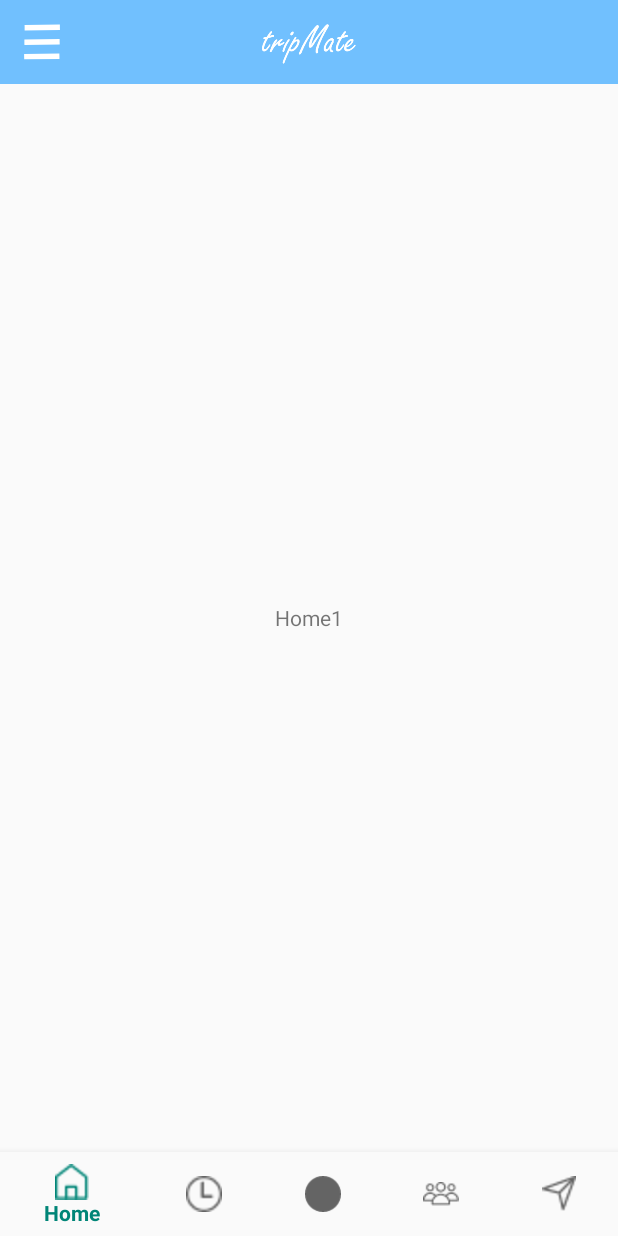
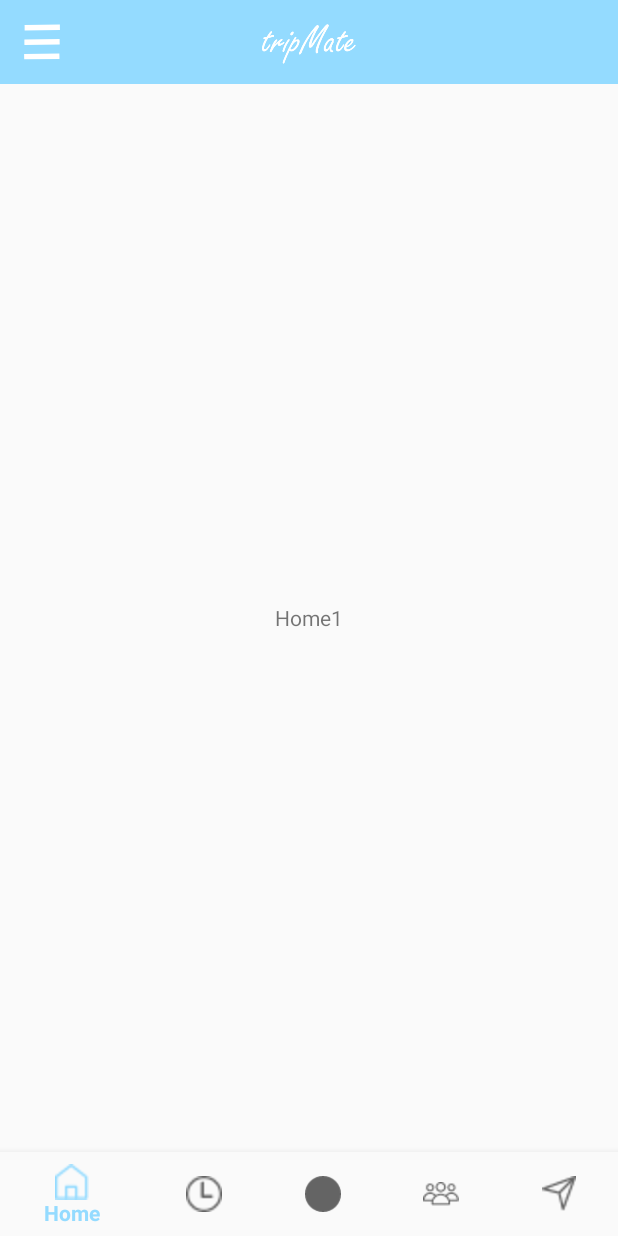
Before and after one commit to jec1128/myTripMate, an Android app: the MainActivity screen opened directly, with no data from a screen before it, on a phone screen of 412 x 824 dp. Run offline under Robolectric (Android 15) with nearby library versions, the phone set to English and light mode, and no system bars; libraries missing offline, so code that uses them is left out: com.skt; 1 statement that could not run was skipped.

Commit message:
10.28 16:16 테스트 겸 업로드 - 최승완

```diff
--- a/app/src/main/java/com/example/tripmate/Intro1Activity.java
+++ b/app/src/main/java/com/example/tripmate/Intro1Activity.java
@@ -26,14 +26,14 @@ public class Intro1Activity extends Activity {
     @Override
     protected void onResume() {
         super.onResume();
-       // 다시 화면에 들어왔을 때 예약 걸어주기
+        // 다시 화면에 들어왔을 때 예약 걸어주기
         handler.postDelayed(r, 1000); // 3초 뒤에 Runnable 객체 수행
     }
 
     @Override
     protected void onPause() {
         super.onPause();
-      // 화면을 벗어나면, handler 에 예약해놓은 작업을 취소하자
+        // 화면을 벗어나면, handler 에 예약해놓은 작업을 취소하자
         handler.removeCallbacks(r); // 예약 취소
     }
 
--- a/app/src/main/java/com/example/tripmate/MainActivity.java
+++ b/app/src/main/java/com/example/tripmate/MainActivity.java
@@ -1,5 +1,6 @@
 package com.example.tripmate;
 
+import android.content.Intent;
 import android.support.annotation.NavigationRes;
 import android.support.annotation.NonNull;
 import android.support.design.widget.BottomNavigationView;
@@ -27,7 +28,7 @@ public class MainActivity extends AppCompatActivity {
     private fragmentActivity2 fragment2 = new fragmentActivity2();
     private fragmentActivity3 fragment3 = new fragmentActivity3();
     private fragmentActivity4 fragment4 = new fragmentActivity4();
-    private fragmentActivity5 fragment5 = new fragmentActivity5();
+    private NearLocationFragment fragment5 = new NearLocationFragment();
 
 
 
@@ -36,6 +37,9 @@ public class MainActivity extends AppCompatActivity {
         super.onCreate(savedInstanceState);
         setContentView(R.layout.activity_main);
 
+        Intent intent = getIntent();
+        String nickname = intent.getExtras().getString("nickname");
+        System.out.println("mainactivity" + nickname);
         //첫 화면 지정
         FragmentTransaction transaction = fragmentManager.beginTransaction();
         transaction.replace(R.id.frameLayout,fragment1).commitAllowingStateLoss();
@@ -45,7 +49,7 @@ public class MainActivity extends AppCompatActivity {
         setSupportActionBar(toolbar);
 
         //툴바에 홈버튼을 활성화
-       getSupportActionBar().setDisplayHomeAsUpEnabled(true);
+         getSupportActionBar().setDisplayHomeAsUpEnabled(true);
         //툴바의 홈버튼의 이미지를 변경(기본 이미지는 뒤로가기 화살표)
         getSupportActionBar().setHomeAsUpIndicator(R.drawable.ic_appbar_menu);
         //툴바 중앙 제목
--- a/app/src/main/res/layout/activity_main.xml
+++ b/app/src/main/res/layout/activity_main.xml
@@ -59,7 +59,7 @@
         android:layout_width="match_parent"
         android:layout_height="?attr/actionBarSize"
         android:layout_alignParentTop="true"
-        android:background="#71C0FE"
+        android:background="#94dbff"
         android:fitsSystemWindows="true"
         android:minHeight="?attr/actionBarSize"
         android:theme="@style/ThemeOverlay.AppCompat.ActionBar"
--- a/app/src/main/res/values/colors.xml
+++ b/app/src/main/res/values/colors.xml
@@ -1,6 +1,6 @@
 <?xml version="1.0" encoding="utf-8"?>
 <resources>
-    <color name="colorPrimary">#008577</color>
+    <color name="colorPrimary">#94dbff</color>
     <color name="colorPrimaryDark">#00574B</color>
     <color name="colorAccent">#94dbff</color>
 </resources>
```
Also changed, not shown: app/src/main/AndroidManifest.xml (+10 -11 lines), app/src/main/java/com/example/tripmate/loginActivity.java (deleted, +0 -25 lines), app/src/main/java/com/example/tripmate/Intro2Activity.java (line endings or trailing spaces).
